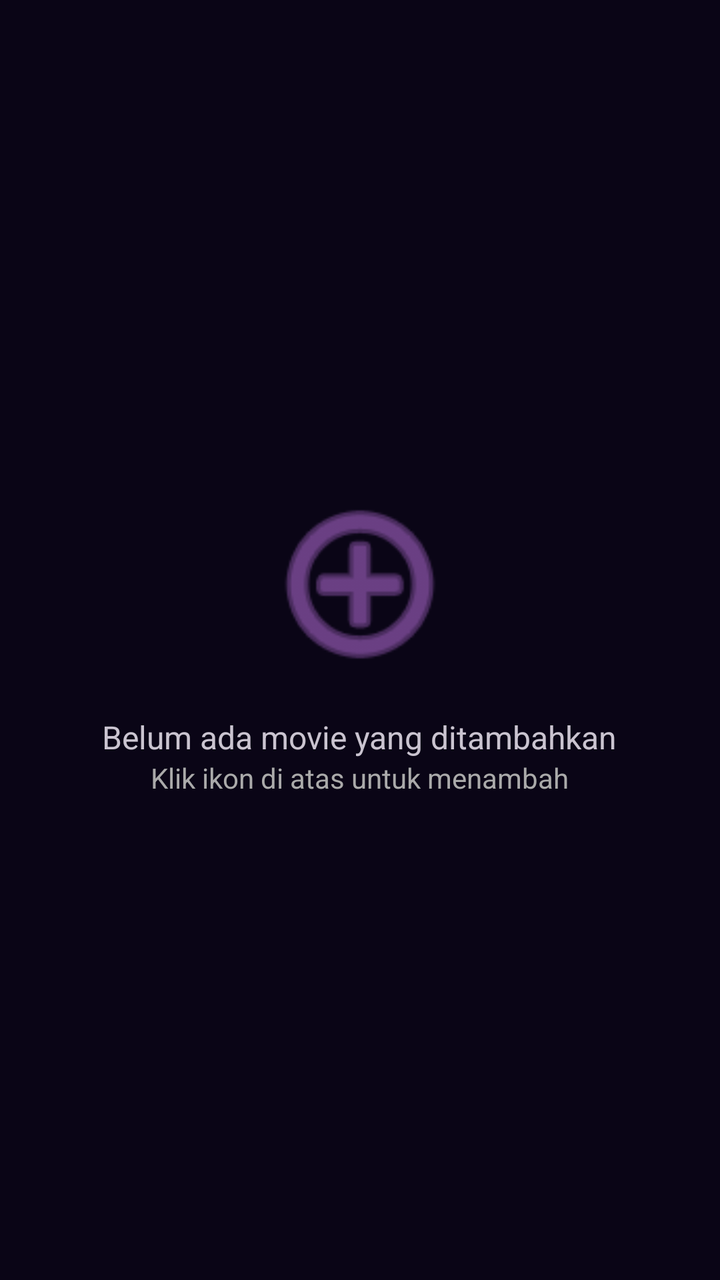
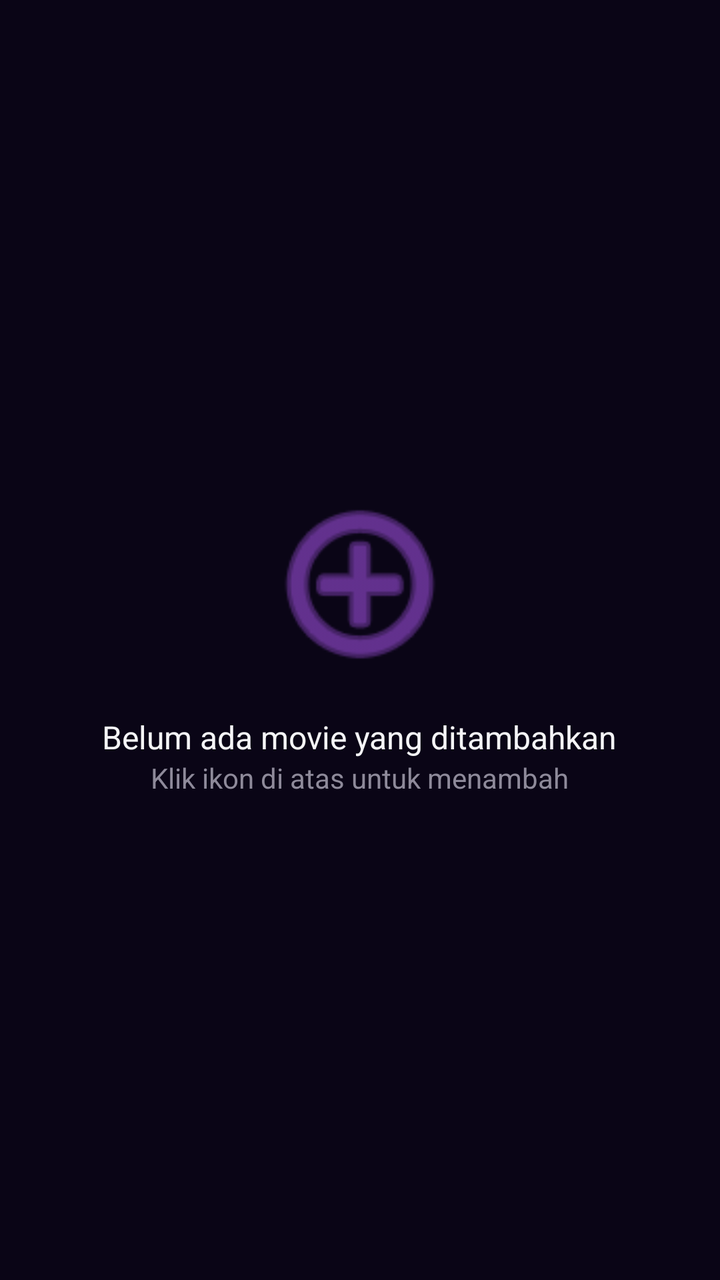

Two renders of the same Android screen: before a commit and after it. Below are the layout's source before the change and the commit's diff.
<!-- AndroidManifest.xml: application theme Theme.CinemaPE -->
<!-- res/layout/fragment_add_movie.xml -->
<?xml version="1.0" encoding="utf-8"?>
<FrameLayout xmlns:android="http://schemas.android.com/apk/res/android"
    xmlns:app="http://schemas.android.com/apk/res-auto"
    android:layout_width="match_parent"
    android:layout_height="match_parent">

    
    <LinearLayout
        android:id="@+id/layout_list_state"
        android:layout_width="match_parent"
        android:layout_height="match_parent"
        android:orientation="vertical"
        android:visibility="gone">

        <TextView
            android:layout_width="match_parent"
            android:layout_height="wrap_content"
            android:padding="16dp"
            android:text="Koleksi Movie Anda"
            android:textSize="20sp"
            android:textStyle="bold" />

        <androidx.recyclerview.widget.RecyclerView
            android:id="@+id/rv_added_movies"
            android:layout_width="match_parent"
            android:layout_height="match_parent"
            android:clipToPadding="false"
            android:paddingBottom="80dp" />
    </LinearLayout>

    
    <LinearLayout
        android:id="@+id/layout_empty_state"
        android:layout_width="match_parent"
        android:layout_height="match_parent"
        android:gravity="center"
        android:orientation="vertical"
        android:padding="32dp"
        android:visibility="visible">

        <ImageView
            android:id="@+id/iv_add_placeholder"
            android:layout_width="100dp"
            android:layout_height="100dp"
            android:background="?attr/selectableItemBackgroundBorderless"
            android:clickable="true"
            android:focusable="true"
            android:src="@android:drawable/ic_menu_add"
            android:tint="@android:color/holo_purple" />

        <TextView
            android:layout_width="wrap_content"
            android:layout_height="wrap_content"
            android:layout_marginTop="16dp"
            android:text="Belum ada movie yang ditambahkan"
            android:textAlignment="center"
            android:textSize="16sp" />

        <TextView
            android:layout_width="wrap_content"
            android:layout_height="wrap_content"
            android:text="Klik ikon di atas untuk menambah"
            android:textColor="@android:color/darker_gray"
            android:textSize="14sp" />
    </LinearLayout>

    
    <ScrollView
        android:id="@+id/layout_form"
        android:layout_width="match_parent"
        android:layout_height="match_parent"
        android:background="@android:color/white"
        android:visibility="gone">

        <LinearLayout
            android:layout_width="match_parent"
            android:layout_height="wrap_content"
            android:orientation="vertical"
            android:padding="16dp">

            <TextView
                android:layout_width="match_parent"
                android:layout_height="wrap_content"
                android:layout_marginBottom="24dp"
                android:text="Tambah Movie Baru"
                android:textAlignment="center"
                android:textSize="24sp"
                android:textStyle="bold" />

            <com.google.android.material.textfield.TextInputLayout
                android:layout_width="match_parent"
                android:layout_height="wrap_content"
                android:layout_marginBottom="8dp"
                android:hint="Judul Movie">

                <com.google.android.material.textfield.TextInputEditText
                    android:id="@+id/et_add_title"
                    android:layout_width="match_parent"
                    android:layout_height="wrap_content" />
            </com.google.android.material.textfield.TextInputLayout>

            <com.google.android.material.textfield.TextInputLayout
                android:layout_width="match_parent"
                android:layout_height="wrap_content"
                android:layout_marginBottom="8dp"
                android:hint="Kategori">

                <com.google.android.material.textfield.TextInputEditText
                    android:id="@+id/et_add_category"
                    android:layout_width="match_parent"
                    android:layout_height="wrap_content" />
            </com.google.android.material.textfield.TextInputLayout>

            <com.google.android.material.textfield.TextInputLayout
                android:layout_width="match_parent"
                android:layout_height="wrap_content"
                android:layout_marginBottom="8dp"
                android:hint="Skor Rating">

                <com.google.android.material.textfield.TextInputEditText
                    android:id="@+id/et_add_rating"
                    android:layout_width="match_parent"
                    android:layout_height="wrap_content"
                    android:inputType="numberDecimal" />
            </com.google.android.material.textfield.TextInputLayout>

            <com.google.android.material.textfield.TextInputLayout
                android:layout_width="match_parent"
                android:layout_height="wrap_content"
                android:layout_marginBottom="8dp"
                android:hint="URL Poster">

                <com.google.android.material.textfield.TextInputEditText
                    android:id="@+id/et_add_poster"
                    android:layout_width="match_parent"
                    android:layout_height="wrap_content" />
            </com.google.android.material.textfield.TextInputLayout>

            <com.google.android.material.textfield.TextInputLayout
                android:layout_width="match_parent"
                android:layout_height="wrap_content"
                android:layout_marginBottom="16dp"
                android:hint="Ringkasan">

                <com.google.android.material.textfield.TextInputEditText
                    android:id="@+id/et_add_description"
                    android:layout_width="match_parent"
                    android:layout_height="wrap_content"
                    android:gravity="top"
                    android:inputType="textMultiLine"
                    android:lines="4" />
            </com.google.android.material.textfield.TextInputLayout>

            <Button
                android:id="@+id/btn_save_movie"
                android:layout_width="match_parent"
                android:layout_height="wrap_content"
                android:text="Simpan Movie" />

            <Button
                android:id="@+id/btn_cancel_add"
                style="@style/Widget.MaterialComponents.Button.TextButton"
                android:layout_width="match_parent"
                android:layout_height="wrap_content"
                android:text="Batal"
                android:textColor="@android:color/holo_red_dark" />

        </LinearLayout>
    </ScrollView>

    
    <com.google.android.material.floatingactionbutton.FloatingActionButton
        android:id="@+id/fab_add_movie"
        android:layout_width="wrap_content"
        android:layout_height="wrap_content"
        android:layout_gravity="bottom|end"
        android:layout_margin="16dp"
        android:src="@android:drawable/ic_input_add"
        android:visibility="gone"
        app:tint="@android:color/white" />

</FrameLayout>
<!-- resources referenced by this layout -->
<resources>
  <style name="Theme.CinemaPE" parent="Base.Theme.CinemaPE" />
  <style name="Base.Theme.CinemaPE" parent="Theme.Material3.Dark.NoActionBar">
          <item name="colorPrimary">@color/purple_primary</item>
          <item name="colorOnPrimary">@color/purple_bg_dark</item>
  
          <item name="android:windowBackground">@color/purple_bg_dark</item>
          <item name="colorSurface">@color/purple_card_dark</item>
          <item name="colorOnSurface">@color/text_main</item>
  
          <item name="colorPrimaryContainer">@color/purple_bg_dark</item>
          <item name="colorOnPrimaryContainer">@color/purple_primary</item>
          <item name="colorSurfaceVariant">@color/purple_bg_dark</item>
  
          <item name="colorSecondaryContainer">#269D4EDD</item>
          <item name="colorOnSecondaryContainer">@color/purple_primary</item>
  
          <item name="android:statusBarColor">@color/purple_bg_dark</item>
      </style>
  <color name="purple_primary">#FF9D4EDD</color>
  <color name="purple_bg_dark">#FF0A0516</color>
  <color name="purple_card_dark">#FF181126</color>
  <color name="text_main">#FFF5F5F7</color>
</resources>

<!-- the commit's change to res/layout/fragment_add_movie.xml (unified diff, before → after) -->
@@ -2,7 +2,8 @@
 <FrameLayout xmlns:android="http://schemas.android.com/apk/res/android"
     xmlns:app="http://schemas.android.com/apk/res-auto"
     android:layout_width="match_parent"
-    android:layout_height="match_parent">
+    android:layout_height="match_parent"
+    android:background="@color/purple_bg_dark">
 
     
     <LinearLayout
@@ -17,6 +18,7 @@
             android:layout_height="wrap_content"
             android:padding="16dp"
             android:text="Koleksi Movie Anda"
+            android:textColor="@color/text_main"
             android:textSize="20sp"
             android:textStyle="bold" />
 
@@ -46,7 +48,7 @@
             android:clickable="true"
             android:focusable="true"
             android:src="@android:drawable/ic_menu_add"
-            android:tint="@android:color/holo_purple" />
+            android:tint="@color/purple_primary" />
 
         <TextView
             android:layout_width="wrap_content"
@@ -54,13 +56,14 @@
             android:layout_marginTop="16dp"
             android:text="Belum ada movie yang ditambahkan"
             android:textAlignment="center"
+            android:textColor="@color/text_main"
             android:textSize="16sp" />
 
         <TextView
             android:layout_width="wrap_content"
             android:layout_height="wrap_content"
             android:text="Klik ikon di atas untuk menambah"
-            android:textColor="@android:color/darker_gray"
+            android:textColor="@color/text_muted"
             android:textSize="14sp" />
     </LinearLayout>
 
@@ -69,7 +72,7 @@
         android:id="@+id/layout_form"
         android:layout_width="match_parent"
         android:layout_height="match_parent"
-        android:background="@android:color/white"
+        android:background="@color/purple_bg_dark"
         android:visibility="gone">
 
         <LinearLayout
@@ -84,6 +87,7 @@
                 android:layout_marginBottom="24dp"
                 android:text="Tambah Movie Baru"
                 android:textAlignment="center"
+                android:textColor="@color/text_main"
                 android:textSize="24sp"
                 android:textStyle="bold" />
 
@@ -91,56 +95,109 @@
                 android:layout_width="match_parent"
                 android:layout_height="wrap_content"
                 android:layout_marginBottom="8dp"
-                android:hint="Judul Movie">
+                android:hint="Judul Movie"
+                android:textColorHint="@color/text_muted"
+                app:hintTextColor="@color/purple_primary"
+                app:boxStrokeColor="@color/purple_primary"
+                app:boxStrokeWidth="1dp"
+                app:boxStrokeWidthFocused="2dp"
+                style="@style/Widget.MaterialComponents.TextInputLayout.OutlinedBox">
 
                 <com.google.android.material.textfield.TextInputEditText
                     android:id="@+id/et_add_title"
                     android:layout_width="match_parent"
-                    android:layout_height="wrap_content" />
-            </com.google.android.material.textfield.TextInputLayout>
-
-            <com.google.android.material.textfield.TextInputLayout
-                android:layout_width="match_parent"
-                android:layout_height="wrap_content"
-                android:layout_marginBottom="8dp"
-                android:hint="Kategori">
+                    android:layout_height="wrap_content"
+                    android:textColor="@color/text_main" />
+            </com.google.android.material.textfield.TextInputLayout>
+
+            <com.google.android.material.textfield.TextInputLayout
+                android:layout_width="match_parent"
+                android:layout_height="wrap_content"
+                android:layout_marginBottom="8dp"
+                android:hint="Kategori"
+                android:textColorHint="@color/text_muted"
+                app:hintTextColor="@color/purple_primary"
+                app:boxStrokeColor="@color/purple_primary"
+                app:boxStrokeWidth="1dp"
+                app:boxStrokeWidthFocused="2dp"
+                style="@style/Widget.MaterialComponents.TextInputLayout.OutlinedBox">
 
                 <com.google.android.material.textfield.TextInputEditText
                     android:id="@+id/et_add_category"
                     android:layout_width="match_parent"
-                    android:layout_height="wrap_content" />
-            </com.google.android.material.textfield.TextInputLayout>
-
-            <com.google.android.material.textfield.TextInputLayout
-                android:layout_width="match_parent"
-                android:layout_height="wrap_content"
-                android:layout_marginBottom="8dp"
-                android:hint="Skor Rating">
+                    android:layout_height="wrap_content"
+                    android:textColor="@color/text_main" />
+            </com.google.android.material.textfield.TextInputLayout>
+
+            <com.google.android.material.textfield.TextInputLayout
+                android:layout_width="match_parent"
+                android:layout_height="wrap_content"
+                android:layout_marginBottom="8dp"
+                android:hint="Skor Rating"
+                android:textColorHint="@color/text_muted"
+                app:hintTextColor="@color/purple_primary"
+                app:boxStrokeColor="@color/purple_primary"
+                app:boxStrokeWidth="1dp"
+                app:boxStrokeWidthFocused="2dp"
+                style="@style/Widget.MaterialComponents.TextInputLayout.OutlinedBox">
 
                 <com.google.android.material.textfield.TextInputEditText
                     android:id="@+id/et_add_rating"
                     android:layout_width="match_parent"
                     android:layout_height="wrap_content"
-                    android:inputType="numberDecimal" />
-            </com.google.android.material.textfield.TextInputLayout>
-
-            <com.google.android.material.textfield.TextInputLayout
-                android:layout_width="match_parent"
-                android:layout_height="wrap_content"
-                android:layout_marginBottom="8dp"
-                android:hint="URL Poster">
+                    android:inputType="numberDecimal"
+                    android:textColor="@color/text_main" />
+            </com.google.android.material.textfield.TextInputLayout>
+
+            <com.google.android.material.textfield.TextInputLayout
+                android:layout_width="match_parent"
+                android:layout_height="wrap_content"
+                android:layout_marginBottom="8dp"
+                android:hint="URL Poster"
+                android:textColorHint="@color/text_muted"
+                app:hintTextColor="@color/purple_primary"
+                app:boxStrokeColor="@color/purple_primary"
+                app:boxStrokeWidth="1dp"
+                app:boxStrokeWidthFocused="2dp"
+                style="@style/Widget.MaterialComponents.TextInputLayout.OutlinedBox">
 
                 <com.google.android.material.textfield.TextInputEditText
                     android:id="@+id/et_add_poster"
                     android:layout_width="match_parent"
-                    android:layout_height="wrap_content" />
+                    android:layout_height="wrap_content"
+                    android:textColor="@color/text_main" />
+            </com.google.android.material.textfield.TextInputLayout>
+
+            <com.google.android.material.textfield.TextInputLayout
+                android:layout_width="match_parent"
+                android:layout_height="wrap_content"
+                android:layout_marginBottom="8dp"
+                android:hint="URL Trailer"
+                android:textColorHint="@color/text_muted"
+                app:hintTextColor="@color/purple_primary"
+                app:boxStrokeColor="@color/purple_primary"
+                app:boxStrokeWidth="1dp"
+                app:boxStrokeWidthFocused="2dp"
+                style="@style/Widget.MaterialComponents.TextInputLayout.OutlinedBox">
+
+                <com.google.android.material.textfield.TextInputEditText
+                    android:id="@+id/et_add_trailer"
+                    android:layout_width="match_parent"
+                    android:layout_height="wrap_content"
+                    android:textColor="@color/text_main" />
             </com.google.android.material.textfield.TextInputLayout>
 
             <com.google.android.material.textfield.TextInputLayout
                 android:layout_width="match_parent"
                 android:layout_height="wrap_content"
                 android:layout_marginBottom="16dp"
-                android:hint="Ringkasan">
+                android:hint="Ringkasan"
+                android:textColorHint="@color/text_muted"
+                app:hintTextColor="@color/purple_primary"
+                app:boxStrokeColor="@color/purple_primary"
+                app:boxStrokeWidth="1dp"
+                app:boxStrokeWidthFocused="2dp"
+                style="@style/Widget.MaterialComponents.TextInputLayout.OutlinedBox">
 
                 <com.google.android.material.textfield.TextInputEditText
                     android:id="@+id/et_add_description"
@@ -148,14 +205,19 @@
                     android:layout_height="wrap_content"
                     android:gravity="top"
                     android:inputType="textMultiLine"
-                    android:lines="4" />
+                    android:lines="4"
+                    android:textColor="@color/text_main" />
             </com.google.android.material.textfield.TextInputLayout>
 
             <Button
                 android:id="@+id/btn_save_movie"
                 android:layout_width="match_parent"
                 android:layout_height="wrap_content"
-                android:text="Simpan Movie" />
+                android:backgroundTint="@color/purple_primary"
+                android:text="Simpan Movie"
+                android:textColor="@color/white"
+                android:textStyle="bold"
+                app:cornerRadius="8dp" />
 
             <Button
                 android:id="@+id/btn_cancel_add"
@@ -163,7 +225,7 @@
                 android:layout_width="match_parent"
                 android:layout_height="wrap_content"
                 android:text="Batal"
-                android:textColor="@android:color/holo_red_dark" />
+                android:textColor="@color/purple_primary" />
 
         </LinearLayout>
     </ScrollView>
@@ -177,6 +239,7 @@
         android:layout_margin="16dp"
         android:src="@android:drawable/ic_input_add"
         android:visibility="gone"
-        app:tint="@android:color/white" />
+        app:backgroundTint="@color/purple_primary"
+        app:tint="@color/white" />
 
 </FrameLayout>
<!-- resource entries referenced after the edit -->
@@ -1,5 +1,10 @@
 <!-- resources referenced by this layout -->
 <resources>
+  <color name="purple_bg_dark">#FF0A0516</color>
+  <color name="purple_primary">#FF9D4EDD</color>
+  <color name="text_main">#FFF5F5F7</color>
+  <color name="text_muted">#FF8E8A9A</color>
+  <color name="white">#FFFFFFFF</color>
   <style name="Theme.CinemaPE" parent="Base.Theme.CinemaPE" />
   <style name="Base.Theme.CinemaPE" parent="Theme.Material3.Dark.NoActionBar">
           <item name="colorPrimary">@color/purple_primary</item>
@@ -18,9 +23,6 @@
   
           <item name="android:statusBarColor">@color/purple_bg_dark</item>
       </style>
-  <color name="purple_primary">#FF9D4EDD</color>
-  <color name="purple_bg_dark">#FF0A0516</color>
   <color name="purple_card_dark">#FF181126</color>
-  <color name="text_main">#FFF5F5F7</color>
 </resources>
 
